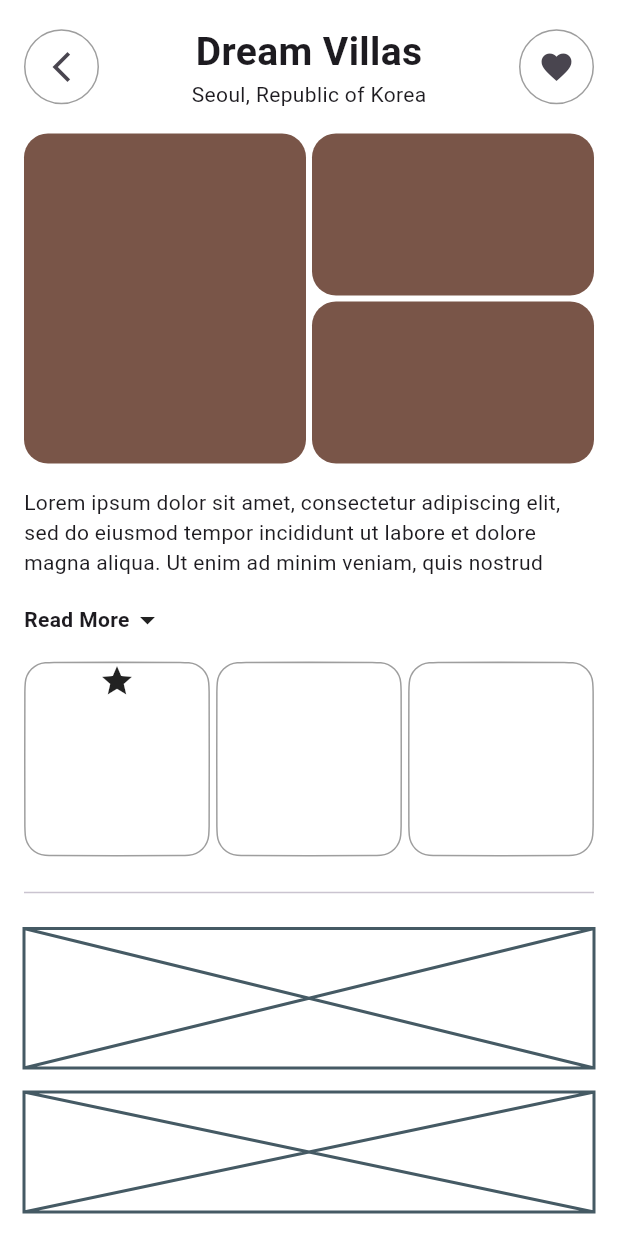
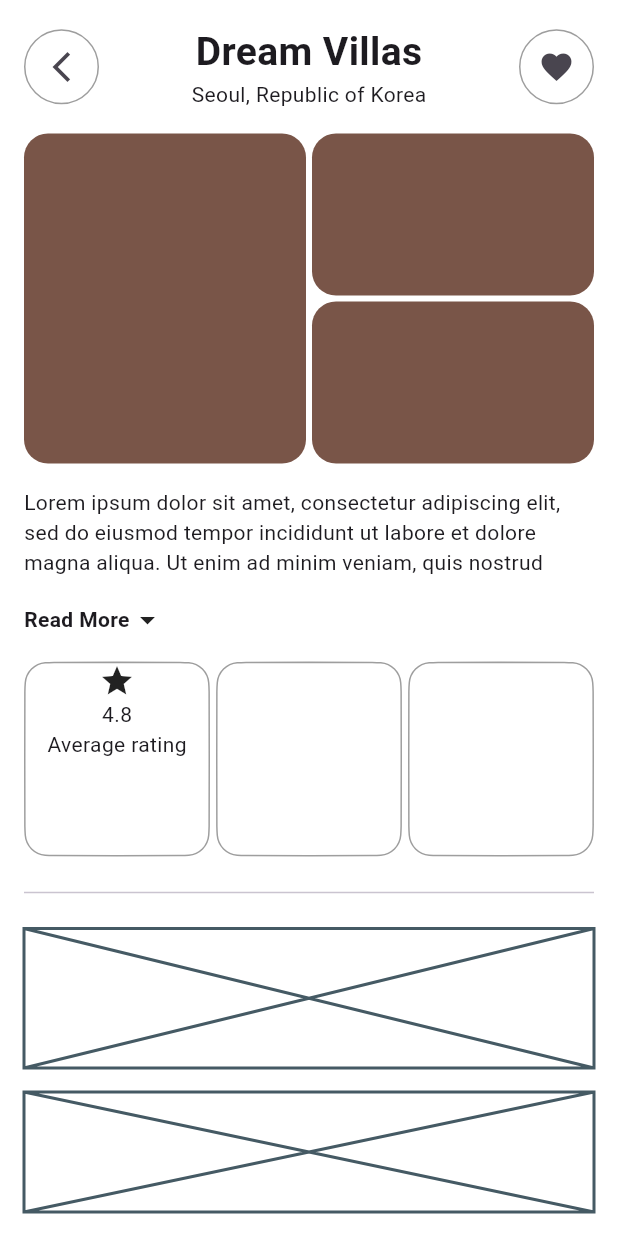
Before and after one commit to JAICHANGPARK/flutter_notebook_chapter_45, a Flutter app: the StayDetailPage screen opened directly, on a phone screen of 412 x 824 dp. Run offline on Flutter 3.47's test engine with Material 3 defaults, Android fonts, the phone set to English and light mode, and no system bars; our stand-ins replace gap, hugeicons, smooth_page_indicator.

Commit message:
Update stay_detail_page.dart

```diff
--- a/lib/ep2261_stay_booking_app/ui/detail/stay_detail_page.dart
+++ b/lib/ep2261_stay_booking_app/ui/detail/stay_detail_page.dart
@@ -130,7 +130,9 @@ class _StayDetailPageState extends State<StayDetailPage> {
                             side: BorderSide(color: Colors.grey),
                           ),
                         ),
-                        child: Column(children: [Icon(Icons.star)]),
+                        child: Column(children: [Icon(Icons.star),
+                        Text("4.8"),
+                        Text("Average rating")]),
                       ),
                     ),
                     Expanded(
```
